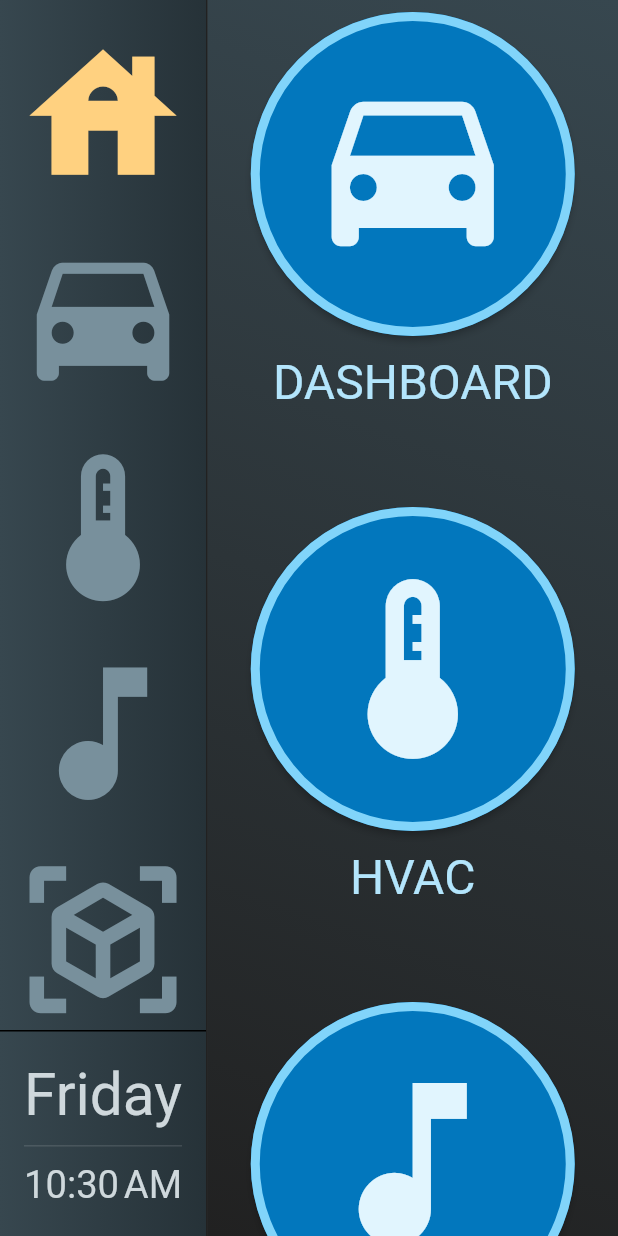
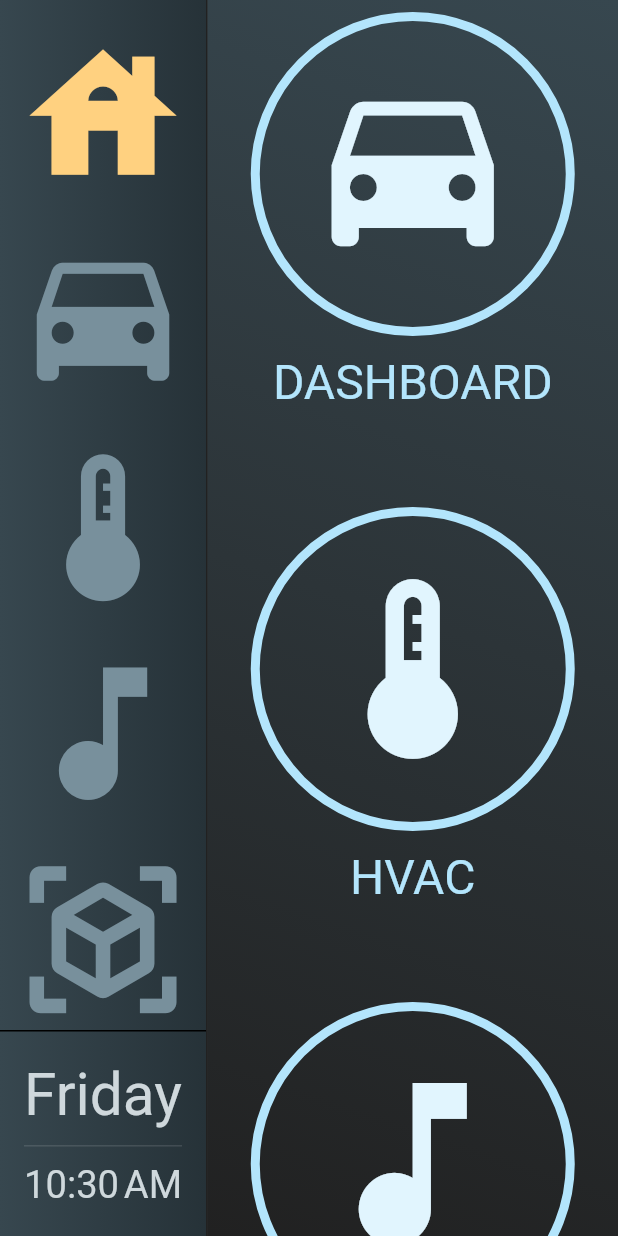
Before and after one commit to felipeerias/flutter_homescreen, a Flutter app: the screen it shows after launch, on a phone screen of 412 x 824 dp. Run offline on Flutter 3.47's test engine with Material 2 defaults, Android fonts, the phone set to English and light mode, and no system bars; our stand-ins replace numberpicker.

Commit message:
Home page style

```diff
--- a/lib/page_home.dart
+++ b/lib/page_home.dart
@@ -69,14 +69,13 @@ class _HomePageEntry extends StatelessWidget {
         padding: const EdgeInsets.symmetric(vertical: 8.0),
         child: Column(
           children: [
-            ElevatedButton(
+            OutlinedButton(
               style: ElevatedButton.styleFrom(
                 shape: CircleBorder(),
                 padding: EdgeInsets.all(sizeHelper.largePadding),
-                primary: Colors.lightBlue.shade800,
                 side: BorderSide(
                     width: sizeHelper.defaultBorder,
-                    color: Colors.lightBlue.shade200),
+                    color: Colors.lightBlue.shade100),
               ),
               onPressed: onPressed,
               child: Icon(
```
